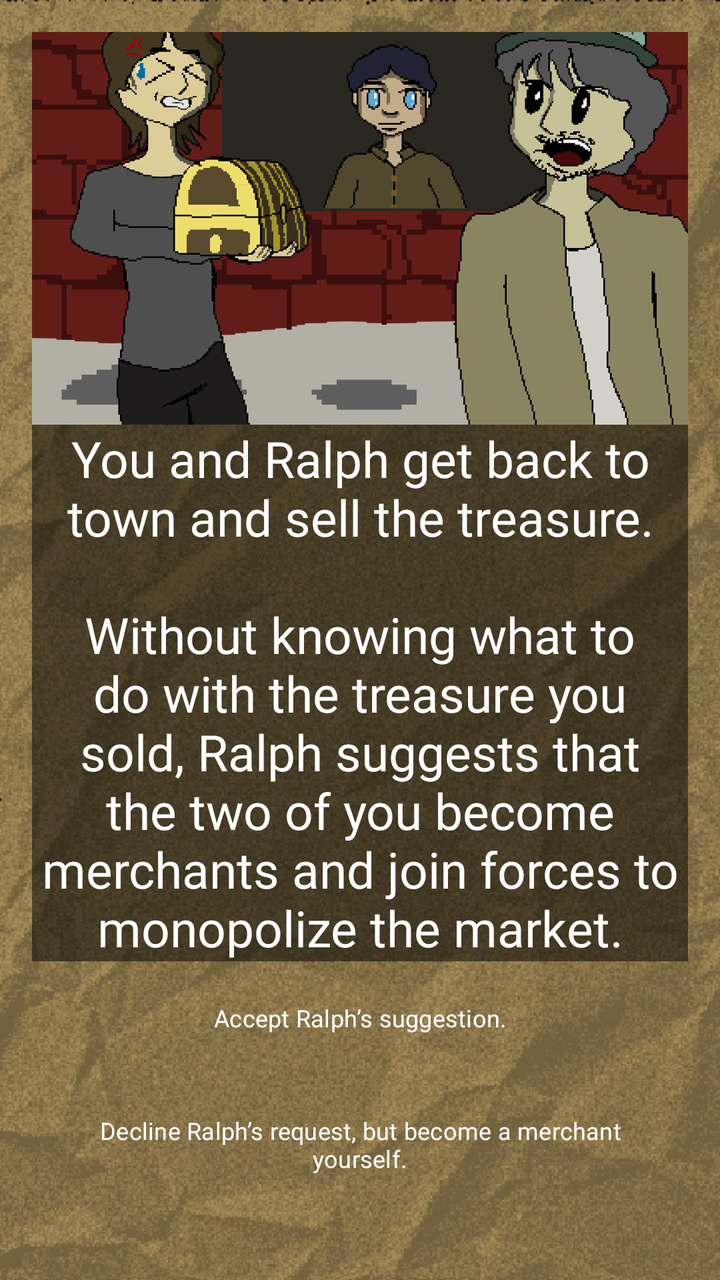
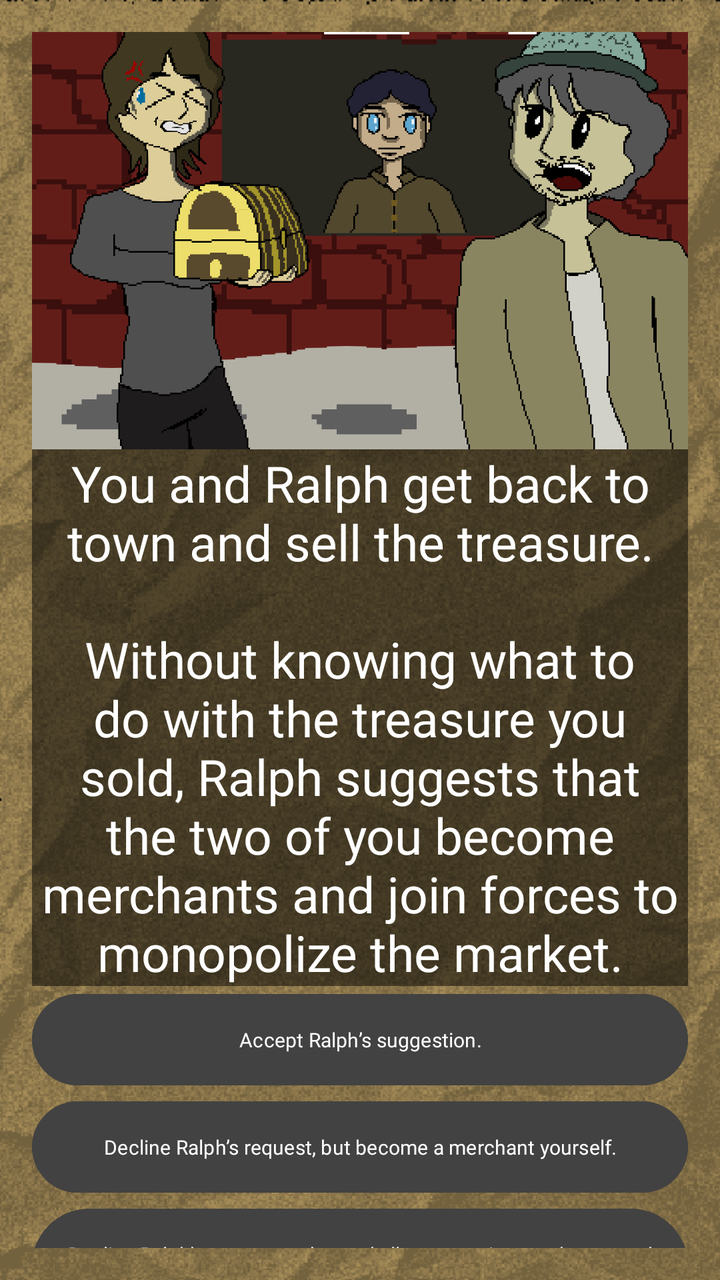

Before-and-after screenshots of an Android layout around one commit, followed by the original layout XML and the change that was made.
<!-- AndroidManifest.xml: application theme Theme.ChoiceQuest -->
<!-- res/layout/activity_page2_1_1_1_1_1_1.xml -->
<?xml version="1.0" encoding="utf-8"?>
<LinearLayout xmlns:android="http://schemas.android.com/apk/res/android"
    xmlns:app="http://schemas.android.com/apk/res-auto"
    xmlns:tools="http://schemas.android.com/tools"
    android:id="@+id/page2_1_1_1_1_1_1"
    android:layout_width="match_parent"
    android:layout_height="match_parent"
    android:gravity="center"
    android:orientation="vertical"
    android:background="@drawable/papertexture_"
    android:backgroundTint="#f8e7c2"
    android:backgroundTintMode="multiply"
    android:padding="16dp"
    tools:context=".Page2_1_1_1_1_1_1">

    <View
        android:layout_width="match_parent"
        android:layout_height="0dp"
        android:layout_weight="0.1"/>

    <ImageView
        android:id="@+id/imageView"
        android:layout_width="412dp"
        android:layout_height="250dp"
        android:src="@drawable/page2_1_1_1_1_1_1"/>

    <View
        android:layout_width="match_parent"
        android:layout_height="1dp"
        android:layout_weight="0.1"/>

    <TextView
        android:id="@+id/tv_page2_1_1_1_1_1_1"
        android:layout_width="match_parent"
        android:layout_height="wrap_content"
        android:gravity="center"
        android:background="#80000000"
        android:textColor="#FFFFFF"
        android:fontFamily="@font/pixelgame_font"
        android:textSize="25sp"
        android:text="You and Ralph get back to town and sell the treasure.\n\nWithout knowing what to do with the treasure you sold, Ralph suggests that the two of you become merchants and join forces to monopolize the market."/>

    <View
        android:layout_width="match_parent"
        android:layout_height="0dp"
        android:layout_weight="0.1"/>

    <Button
        android:layout_width="match_parent"
        android:layout_height="wrap_content"
        android:fontFamily="@font/quest_font"
        android:gravity="center"
        android:padding="16dp"
        android:textSize="12sp"
        android:background="@android:color/transparent"
        android:text="Accept Ralph’s suggestion."
        android:onClick="page2_1_1_1_1_1_1_1" />

    <Button
        android:layout_width="match_parent"
        android:layout_height="wrap_content"
        android:fontFamily="@font/quest_font"
        android:gravity="center"
        android:padding="16dp"
        android:textSize="12sp"
        android:background="@android:color/transparent"
        android:text="Decline Ralph’s request, but become a merchant yourself."
        android:onClick="page2_1_1_1_1_1_1_2" />

    <Button
        android:layout_width="match_parent"
        android:layout_height="wrap_content"
        android:fontFamily="@font/quest_font"
        android:gravity="center"
        android:padding="16dp"
        android:textSize="12sp"
        android:background="@android:color/transparent"
        android:text="Decline Ralph’s request and spend all your earnings on booze and parties."
        android:onClick="page2_1_1_1_1_1_1_3" />
</LinearLayout>
<!-- resources referenced by this layout -->
<resources>
  <!-- drawable page2_1_1_1_1_1_1: png bitmap (drawable, 32992 bytes) -->
  <!-- drawable papertexture_: png bitmap (drawable, 156948 bytes) -->
  <style name="Theme.ChoiceQuest" parent="Base.Theme.ChoiceQuest" />
  <style name="Base.Theme.ChoiceQuest" parent="Theme.Material3.DayNight.NoActionBar">
          
          
      </style>
</resources>

<!-- the commit's change to res/layout/activity_page2_1_1_1_1_1_1.xml (unified diff, before → after) -->
@@ -51,8 +51,9 @@
         android:fontFamily="@font/quest_font"
         android:gravity="center"
         android:padding="16dp"
-        android:textSize="12sp"
-        android:background="@android:color/transparent"
+        android:textSize="10sp"
+        android:textColor="@color/white"
+        android:backgroundTint="@color/cardview_dark_background"
         android:text="Accept Ralph’s suggestion."
         android:onClick="page2_1_1_1_1_1_1_1" />
 
@@ -62,8 +63,9 @@
         android:fontFamily="@font/quest_font"
         android:gravity="center"
         android:padding="16dp"
-        android:textSize="12sp"
-        android:background="@android:color/transparent"
+        android:textSize="10sp"
+        android:textColor="@color/white"
+        android:backgroundTint="@color/cardview_dark_background"
         android:text="Decline Ralph’s request, but become a merchant yourself."
         android:onClick="page2_1_1_1_1_1_1_2" />
 
@@ -73,8 +75,9 @@
         android:fontFamily="@font/quest_font"
         android:gravity="center"
         android:padding="16dp"
-        android:textSize="12sp"
-        android:background="@android:color/transparent"
+        android:textSize="10sp"
+        android:textColor="@color/white"
+        android:backgroundTint="@color/cardview_dark_background"
         android:text="Decline Ralph’s request and spend all your earnings on booze and parties."
         android:onClick="page2_1_1_1_1_1_1_3" />
 </LinearLayout>
<!-- resource entries referenced after the edit -->
@@ -1,5 +1,6 @@
 <!-- resources referenced by this layout -->
 <resources>
+  <color name="white">#FFFFFF</color>
   <!-- drawable page2_1_1_1_1_1_1: png bitmap (drawable, 32992 bytes) -->
   <!-- drawable papertexture_: png bitmap (drawable, 156948 bytes) -->
   <style name="Theme.ChoiceQuest" parent="Base.Theme.ChoiceQuest" />
